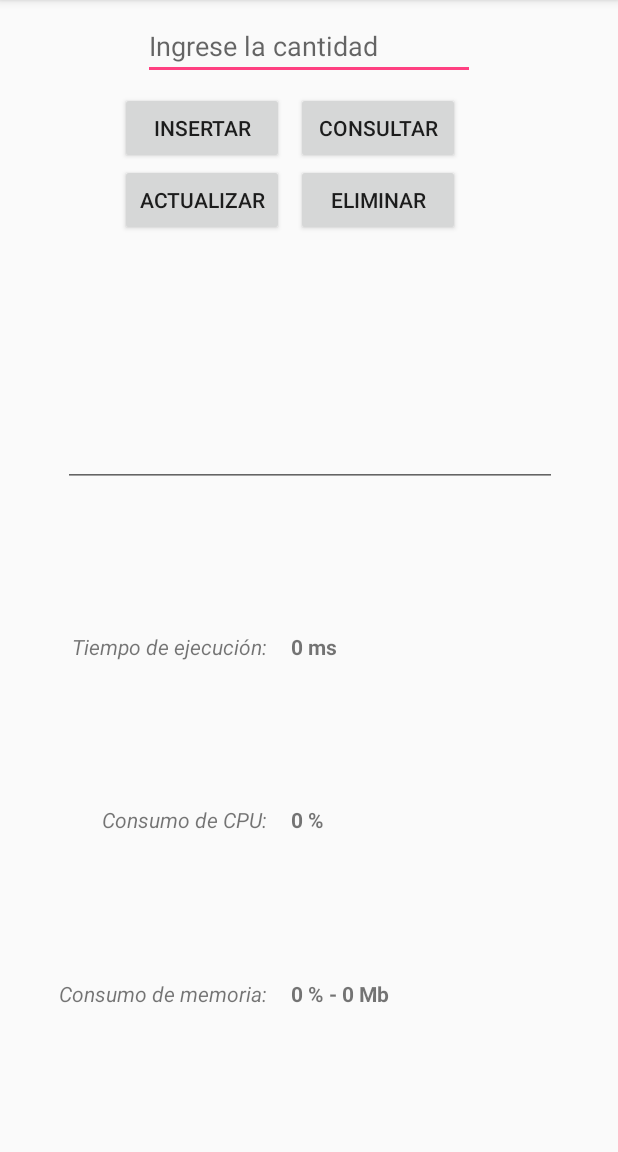
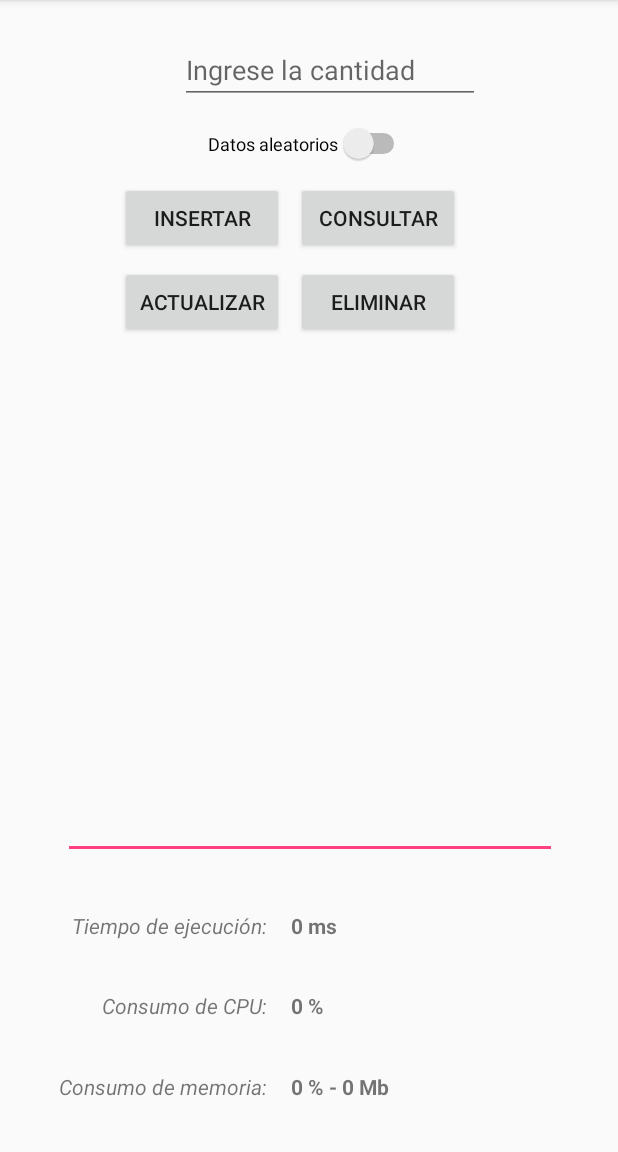
Before and after one commit to dianaRita/sugarapp_test1, an Android app: the screen it shows after launch (MainActivity), after a tap on "INSERTAR", on a phone screen of 412 x 824 dp, the part 84-1236 px from its top. Run offline under Robolectric (Android 15) with nearby library versions, the phone set to English and light mode, and no system bars; libraries missing offline, so code that uses them is left out: com.orm; 2 statements that could not run were skipped.

Commit message:
progressbar con hilo de ejecución, metodo para activar componentes y agregación de componente switch

```diff
--- a/app/src/main/java/application/app/com/sugarapp_test1/Controlador.java
+++ b/app/src/main/java/application/app/com/sugarapp_test1/Controlador.java
@@ -1,5 +1,6 @@
 package application.app.com.sugarapp_test1;
 
+import android.os.Handler;
 import android.util.Log;
 import android.view.View;
 import android.widget.Button;
@@ -9,12 +10,15 @@ public class Controlador {
 
     private MainActivity m;
     private Operador op;
+    private Handler hndlr;
+    private String[] resp;
 
     public Controlador( MainActivity m ) {
         this.m = m;
         this.op = new Operador();
         asignaEvento( m.getBtnIns() ); asignaEvento( m.getBtnCons() );
         asignaEvento( m.getBtnAct() ); asignaEvento( m.getBtnElim() );
+        this.hndlr= new Handler();
     }
 
     public void asignaEvento( final Button btn ){
@@ -22,10 +26,8 @@ public class Controlador {
             @Override
             public void onClick(View v) {
                 if (btn.getText().equals("Insertar")){
-                    Integer c = new Integer( Integer.parseInt( m.gettCant().getText().toString() ) );
                     estado("INS");
-                    String[] r = op.insertar(c);
-                    Log.e("Mensaje", ">>>>> " + r[0] + " " + r[1] + " " + r[2] + " " + r[3] + " " + r[4]);
+                    insertaAleatorio();
                 }
                 if (btn.getText().equals("Consultar")){
 
@@ -48,7 +50,6 @@ public class Controlador {
         });
     }
 
-
     // < CONTROL DE ESTADOS > //
 
     /***
@@ -60,7 +61,8 @@ public class Controlador {
     private void estado(String e){
         switch (e){
             case "INS":
-                //m.getPrgrs().setVisibility(View.GONE);
+                m.getPrgrs().setVisibility(View.VISIBLE);
+                activaControles(false);
                 break;
             case "CON":
 
@@ -75,10 +77,46 @@ public class Controlador {
 
                 break;
             default:
-
+                m.getPrgrs().setVisibility(View.GONE);
+                activaControles(true);
                 break;
         }
     }
 
+    private void activaControles(boolean a){
+        m.getBtnIns().setEnabled(a);
+        m.getBtnCons().setEnabled(a);
+        m.getBtnAct().setEnabled(a);
+        m.getBtnElim().setEnabled(a);
+        m.gettCant().setEnabled(a);
+        m.getSwtch().setEnabled(a);
+    }
+
     // </ CONTROL DE ESTADOS > //
+
+
+    // < HILOS DE OPERACIONES > //
+
+    /**
+     * Crea nuevo hilo e inserta con datos aleatorios
+     */
+    private void insertaAleatorio(){
+        Thread insExec = new Thread() {
+            @Override
+            public void run() {
+                Integer c = new Integer( Integer.parseInt( m.gettCant().getText().toString() ) );
+                resp = op.insertar(c);
+                Log.e("Mensaje", ">>>>> " + resp[0] + " " + resp[1] + " " + resp[2] + " " + resp[3] + " " + resp[4]);
+                hndlr.post(new Runnable() {
+                    @Override
+                    public void run() {
+                        estado("fin");
+                    }
+                });
+            }
+        };
+        insExec.start();
+    }
+
+    // < HILOS DE OPERACIONES > //
 }
--- a/app/src/main/java/application/app/com/sugarapp_test1/MainActivity.java
+++ b/app/src/main/java/application/app/com/sugarapp_test1/MainActivity.java
@@ -4,6 +4,7 @@ import android.os.Bundle;
 import android.support.v7.app.AppCompatActivity;
 import android.widget.Button;
 import android.widget.ProgressBar;
+import android.widget.Switch;
 import android.widget.TextView;
 
 public class MainActivity extends AppCompatActivity {
@@ -11,6 +12,8 @@ public class MainActivity extends AppCompatActivity {
     private Button btnIns, btnCons, btnAct, btnElim;
     private TextView tCant, tCnsl;
     private ProgressBar prgrs;
+    private Switch swtch;
+
 
     @Override
     protected void onCreate(Bundle savedInstanceState) {
@@ -20,7 +23,8 @@ public class MainActivity extends AppCompatActivity {
         this.btnCons = findViewById(R.id.btnCons);
         this.btnAct = findViewById(R.id.btnAct);
         this.btnElim = findViewById(R.id.btnElim);
-        //this.prgrs = findViewById(R.id.prgrs);
+        this.prgrs = findViewById(R.id.prgrs);
+        this.swtch = findViewById(R.id.swch);
 
 
         this.tCant = findViewById(R.id.tCant);
@@ -57,4 +61,6 @@ public class MainActivity extends AppCompatActivity {
     }
 
     public ProgressBar getPrgrs() { return prgrs; }
+
+    public Switch getSwtch() { return swtch; }
 }
--- a/app/src/main/res/layout/activity_main.xml
+++ b/app/src/main/res/layout/activity_main.xml
@@ -8,13 +8,13 @@
 
     <EditText
         android:id="@+id/tCant"
-        android:layout_width="221dp"
+        android:layout_width="200dp"
         android:layout_height="wrap_content"
         android:layout_marginEnd="8dp"
-        android:layout_marginLeft="8dp"
+        android:layout_marginLeft="36dp"
         android:layout_marginRight="8dp"
-        android:layout_marginStart="8dp"
-        android:layout_marginTop="8dp"
+        android:layout_marginStart="36dp"
+        android:layout_marginTop="24dp"
         android:ems="10"
         android:hint="@string/IngreseNumero"
         android:inputType="numberDecimal"
@@ -28,7 +28,7 @@
         android:layout_height="wrap_content"
         android:layout_marginLeft="80dp"
         android:layout_marginStart="80dp"
-        android:layout_marginTop="8dp"
+        android:layout_marginTop="52dp"
         android:text="Insertar"
         app:layout_constraintStart_toStartOf="parent"
         app:layout_constraintTop_toBottomOf="@+id/tCant" />
@@ -41,7 +41,7 @@
         android:layout_marginLeft="8dp"
         android:layout_marginRight="8dp"
         android:layout_marginStart="8dp"
-        android:layout_marginTop="8dp"
+        android:layout_marginTop="52dp"
         android:text="Consultar"
         app:layout_constraintEnd_toEndOf="parent"
         app:layout_constraintHorizontal_bias="0.0"
@@ -54,6 +54,7 @@
         android:layout_height="wrap_content"
         android:layout_marginLeft="80dp"
         android:layout_marginStart="80dp"
+        android:layout_marginTop="8dp"
         android:text="Actualizar"
         app:layout_constraintStart_toStartOf="parent"
         app:layout_constraintTop_toBottomOf="@+id/btnInser" />
@@ -66,6 +67,7 @@
         android:layout_marginLeft="8dp"
         android:layout_marginRight="8dp"
         android:layout_marginStart="8dp"
+        android:layout_marginTop="8dp"
         android:text="Eliminar"
         app:layout_constraintEnd_toEndOf="parent"
         app:layout_constraintHorizontal_bias="0.0"
@@ -76,6 +78,7 @@
         android:id="@+id/tCnsl"
         android:layout_width="329dp"
         android:layout_height="159dp"
+        android:layout_marginBottom="8dp"
         android:layout_marginEnd="8dp"
         android:layout_marginLeft="8dp"
         android:layout_marginRight="8dp"
@@ -83,10 +86,12 @@
         android:layout_marginTop="8dp"
         android:ems="10"
         android:inputType="textMultiLine"
+        app:layout_constraintBottom_toBottomOf="parent"
         app:layout_constraintEnd_toEndOf="parent"
         app:layout_constraintHorizontal_bias="0.512"
         app:layout_constraintStart_toStartOf="parent"
-        app:layout_constraintTop_toBottomOf="@+id/btnElim" />
+        app:layout_constraintTop_toTopOf="parent"
+        app:layout_constraintVertical_bias="0.684" />
 
     <TextView
         android:id="@+id/textView"
@@ -162,4 +167,38 @@
         app:layout_constraintBottom_toBottomOf="parent"
         app:layout_constraintStart_toEndOf="@+id/textView3"
         app:layout_constraintTop_toBottomOf="@+id/tvwCpu" />
+
+    <ProgressBar
+        android:id="@+id/prgrs"
+        style="?android:attr/progressBarStyle"
+        android:layout_width="wrap_content"
+        android:layout_height="wrap_content"
+        android:layout_marginBottom="8dp"
+        android:layout_marginEnd="8dp"
+        android:layout_marginLeft="8dp"
+        android:layout_marginRight="8dp"
+        android:layout_marginStart="8dp"
+        android:layout_marginTop="8dp"
+        android:visibility="gone"
+        app:layout_constraintBottom_toBottomOf="parent"
+        app:layout_constraintEnd_toEndOf="parent"
+        app:layout_constraintStart_toStartOf="parent"
+        app:layout_constraintTop_toTopOf="@+id/tCant" />
+
+    <Switch
+        android:id="@+id/swch"
+        android:layout_width="wrap_content"
+        android:layout_height="22dp"
+        android:layout_marginBottom="8dp"
+        android:layout_marginEnd="8dp"
+        android:layout_marginLeft="8dp"
+        android:layout_marginRight="8dp"
+        android:layout_marginStart="8dp"
+        android:layout_marginTop="8dp"
+        android:text="Datos aleatorios"
+        android:textSize="12sp"
+        app:layout_constraintBottom_toTopOf="@+id/btnCons"
+        app:layout_constraintEnd_toEndOf="parent"
+        app:layout_constraintStart_toStartOf="parent"
+        app:layout_constraintTop_toBottomOf="@+id/tCant" />
 </android.support.constraint.ConstraintLayout>
```
